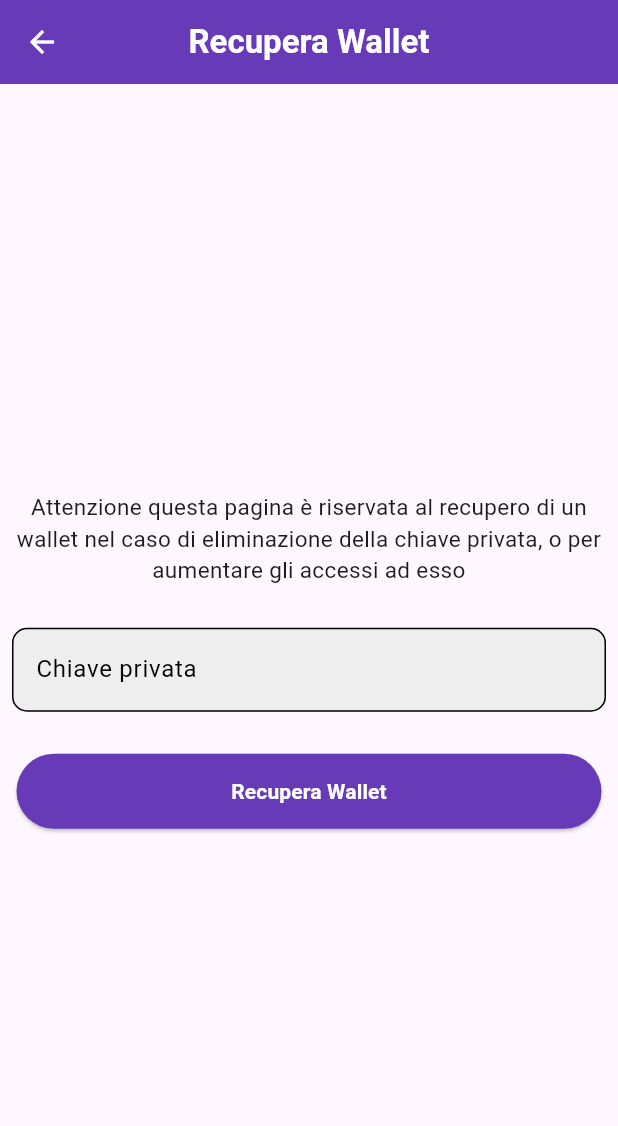
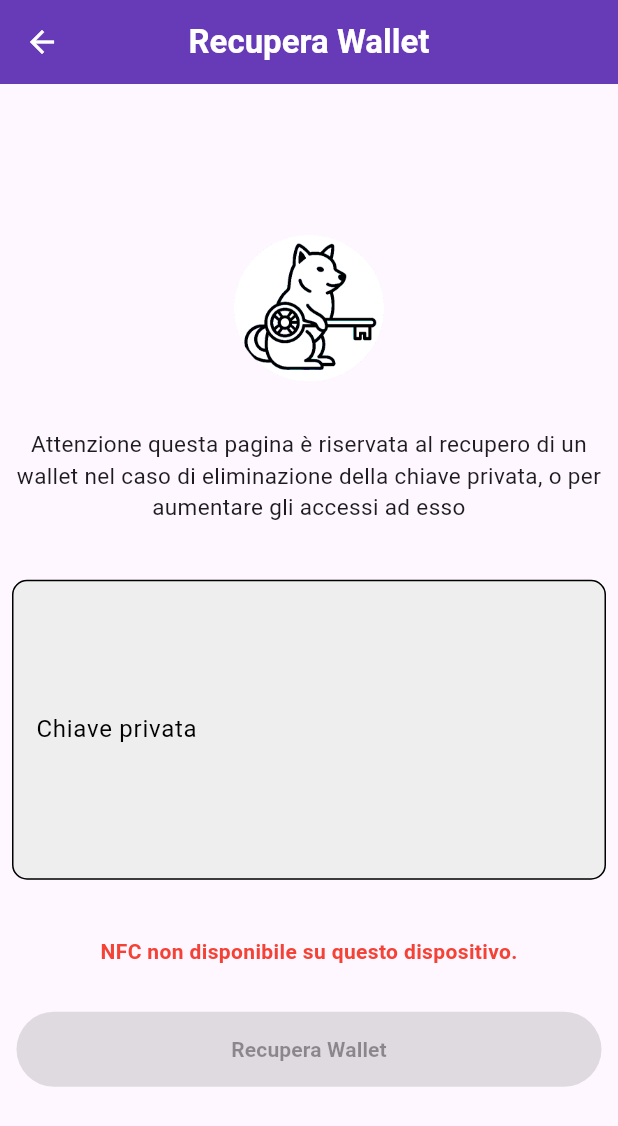
Before and after one commit to SerpenTaki/key_wallet_app, a Flutter app: the WalletPage screen opened directly with empty values, after a tap on "Recupera Wallet", on a phone screen of 412 x 824 dp. Shown: the top 1126 px of the screen. Run offline on Flutter 3.47's test engine with Material 3 defaults, Android fonts, the phone set to English and light mode, and no system bars; our stand-ins replace cloud_firestore, firebase_auth, firebase_core, flutter_colorpicker, flutter_secure_storage; missing offline and left inert: flutter_nfc_kit, pointycastle; accounts and stored records are empty.

Commit message:
Aggiunto recupero wallet

```diff
--- a/lib/screens/ErrorScreens/key_not_found.dart
+++ b/lib/screens/ErrorScreens/key_not_found.dart
@@ -1,7 +1,10 @@
 import 'package:flutter/material.dart';
+import 'package:key_wallet_app/models/wallet.dart';
 
 class KeyNotFound extends StatelessWidget {
-  const KeyNotFound({super.key});
+  const KeyNotFound({super.key, required this.wallet});
+
+  final Wallet wallet;
 
   @override
   Widget build(BuildContext context) {
@@ -21,7 +24,7 @@ class KeyNotFound extends StatelessWidget {
             ),
             ElevatedButton(
                   onPressed: (){
-                      Navigator.pushNamed(context, "/WalletRecoverPage");
+                      Navigator.pushNamed(context, "/WalletRecoverPage", arguments: wallet);
                   },
                   style: ElevatedButton.styleFrom(
                     minimumSize: const Size(390, 50),
--- a/lib/screens/keys_page.dart
+++ b/lib/screens/keys_page.dart
@@ -141,12 +141,12 @@ class _KeysPageState extends State<KeysPage>
                 const SizedBox(height: 16),
                 if (showPublicKey)
                   SelectableText(
-                    convertPublicKeyToBase64String(widget.wallet.publicKey),
+                    widget.wallet.publicKey
                   ),
                 const SizedBox(height: 8),
                 if (showPrivateKey)
                   SelectableText(
-                    convertPrivateKeyToBase64String(widget.privateKeyValue),
+                    widget.privateKeyValue,
                   ),
               ],
             ),
--- a/lib/screens/new_wallet_creation.dart
+++ b/lib/screens/new_wallet_creation.dart
@@ -38,7 +38,7 @@ class _NewWalletCreationState extends State<NewWalletCreation> {
     });
   }
 
-  Future<void> _scanNfcTag() async {
+  Future<void> _scanNfcTag() async { //da mettere da un altra parte
     if (_isScanning) return;
     setState(() {
       _isScanning = true;
--- a/lib/screens/wallet_page.dart
+++ b/lib/screens/wallet_page.dart
@@ -81,7 +81,7 @@ class _WalletPageState extends State<WalletPage> {
     String? privateKeyValue,
   ) {
     if (privateKeyValue == null || privateKeyValue.isEmpty) {
-      return KeyNotFound();
+      return KeyNotFound(wallet: widget.wallet,);
     } else {
       return DefaultTabController(
         length: 3,
--- a/lib/screens/wallet_recover_page.dart
+++ b/lib/screens/wallet_recover_page.dart
@@ -1,54 +1,219 @@
 import 'package:flutter/material.dart';
+import 'package:key_wallet_app/models/wallet.dart';
+import 'package:key_wallet_app/services/recover_service.dart';
+import 'package:key_wallet_app/services/nfc_services.dart';
+import "package:key_wallet_app/services/secure_storage.dart";
 
-class WalletRecoverPage extends StatelessWidget {
-  const WalletRecoverPage({super.key});
+class WalletRecoverPage extends StatefulWidget {
+  const WalletRecoverPage({super.key, required this.wallet});
+
+  final Wallet wallet;
+
+  @override
+  State<WalletRecoverPage> createState() => _WalletRecoverPageState();
+}
+
+class _WalletRecoverPageState extends State<WalletRecoverPage> {
+  final TextEditingController _privateKeyController = TextEditingController();
+  String hBytes = "";
+  String standard = "";
+  bool _isNfcAvailable = false;
+  bool _isScanning = false;
+  final SecureStorage secureStorage = SecureStorage();
+  bool _isRecoverButtonEnabled = false;
+
+  @override
+  void initState() {
+    super.initState();
+    _privateKeyController.addListener(_validateInputs);
+    NfcServices().checkAvailability().then((isAvailable) {
+      if (mounted) {
+        setState(() {
+          _isNfcAvailable = isAvailable;
+        });
+      }
+    });
+  }
+
+  @override
+  void dispose() {
+    _privateKeyController.removeListener(_validateInputs);
+    _privateKeyController.dispose();
+    super.dispose();
+  }
+
+  Future<void> _validateInputs() async {
+    if (_privateKeyController.text.isEmpty || hBytes.isEmpty) {
+      if (mounted && _isRecoverButtonEnabled) {
+        setState(() {
+          _isRecoverButtonEnabled = false;
+        });
+      }
+      return;
+    }
+
+    final bool isKeyValid = await checkIfRight(
+      widget.wallet.publicKey,
+      _privateKeyController.text,
+    );
+    final bool isNfcMatch =
+        hBytes == widget.wallet.hBytes && standard == widget.wallet.standard;
+
+    final bool shouldBeEnabled = isKeyValid && isNfcMatch;
+
+    if (mounted && _isRecoverButtonEnabled != shouldBeEnabled) {
+      setState(() {
+        _isRecoverButtonEnabled = shouldBeEnabled;
+      });
+    }
+  }
+
+  Future<void> _scanNfcTag() async {
+    //Da mettere da un altra parte
+    if (_isScanning) return;
+    setState(() {
+      _isScanning = true;
+    });
+
+    try {
+      dynamic tagData = await NfcServices().fetchNfcData();
+      if (tagData != null && mounted) {
+        setState(() {
+          hBytes = tagData.historicalBytes?.toString() ?? 'N/D';
+          standard = tagData.standard?.toString() ?? 'N/D';
+          if (hBytes.isNotEmpty &&
+              hBytes != 'N/D' &&
+              standard.isNotEmpty &&
+              standard != 'N/D') {
+            ScaffoldMessenger.of(context).showSnackBar(
+              const SnackBar(
+                content: Text("Documento scansionato con successo!"),
+                backgroundColor: Colors.green,
+              ),
+            );
+          } else {
+            ScaffoldMessenger.of(context).showSnackBar(
+              const SnackBar(
+                content: Text("Documento non valido per l'operazione"),
+                backgroundColor: Colors.red,
+              ),
+            );
+          }
+        });
+        await _validateInputs();
+      }
+    } catch (e) {
+      if (mounted) {
+        ScaffoldMessenger.of(context).showSnackBar(
+          SnackBar(
+            content: Text("Errore durante la scansione: $e"),
+            backgroundColor: Colors.red,
+          ),
+        );
+      }
+    } finally {
+      if (mounted) {
+        setState(() {
+          _isScanning = false;
+        });
+      }
+    }
+  }
 
   @override
   Widget build(BuildContext context) {
     return Scaffold(
       appBar: AppBar(
-        title: const Text('Recupera Wallet', style: TextStyle(fontWeight: FontWeight.bold),),
+        title: const Text(
+          'Recupera Wallet',
+          style: TextStyle(fontWeight: FontWeight.bold),
+        ),
         centerTitle: true,
         backgroundColor: Theme.of(context).colorScheme.secondary,
         foregroundColor: Theme.of(context).colorScheme.inversePrimary,
       ),
       body: Center(
+        child: SingleChildScrollView(
           child: Column(
-          mainAxisAlignment: MainAxisAlignment.center,
-          spacing: 20,
+            mainAxisAlignment: MainAxisAlignment.spaceEvenly,
+            crossAxisAlignment: CrossAxisAlignment.center,
+            mainAxisSize: MainAxisSize.max,
+            spacing: 30,
             children: <Widget>[
+              Image.asset("images/logo.png", width: 100, height: 100),
               const Text(
                 "Attenzione questa pagina è riservata al recupero di un wallet nel caso di eliminazione della chiave privata, o per aumentare gli accessi ad esso",
-              style: TextStyle(
-                fontSize: 15
-              ),
+                style: TextStyle(fontSize: 15),
                 textAlign: TextAlign.center,
               ),
               Padding(
                 padding: const EdgeInsets.all(8.0),
                 child: TextField(
+                  controller: _privateKeyController,
+                  maxLines: 7,
                   decoration: InputDecoration(
                     label: const Text('Chiave privata'),
                     fillColor: Colors.grey[200],
                     filled: true,
                     border: OutlineInputBorder(
                       borderRadius: BorderRadius.circular(10),
-                    borderSide: BorderSide(color: Theme.of(context).colorScheme.primary,),
+                      borderSide: BorderSide(
+                        color: Theme.of(context).colorScheme.primary,
+                      ),
                     ),
                     hintText: 'Inserisci la chiave privata',
                   ),
                 ),
               ),
+              if (_isNfcAvailable)
+                ElevatedButton.icon(
+                  onPressed: _isScanning ? null : _scanNfcTag,
+                  icon: _isScanning
+                      ? const SizedBox(
+                          width: 20,
+                          height: 20,
+                          child: CircularProgressIndicator(
+                            strokeWidth: 3,
+                            color: Colors.white,
+                          ),
+                        )
+                      : const Icon(Icons.nfc_outlined),
+                  label: Text(
+                    _isScanning ? "Scansione in corso..." : "Scansiona wallet",
+                  ),
+                )
+              else
+                const Center(
+                  child: Text(
+                    "NFC non disponibile su questo dispositivo.",
+                    style: TextStyle(
+                      color: Colors.red,
+                      fontWeight: FontWeight.bold,
+                    ),
+                  ),
+                ),
               ElevatedButton(
-                onPressed: (){},
+                onPressed: _isRecoverButtonEnabled
+                    ? () async {
+                        await secureStorage.writeSecureData(
+                          widget.wallet.localKeyIdentifier,
+                          _privateKeyController.text,
+                        );
+                        if (mounted) Navigator.pop(context);
+                      }
+                    : null,
                 style: ElevatedButton.styleFrom(
                   minimumSize: const Size(390, 50),
                   backgroundColor: Theme.of(context).colorScheme.secondary,
                   foregroundColor: Theme.of(context).colorScheme.inversePrimary,
                 ),
-                child: const Text("Recupera Wallet", style: TextStyle(fontWeight: FontWeight.bold),)
+                child: const Text(
+                  "Recupera Wallet",
+                  style: TextStyle(fontWeight: FontWeight.bold),
                 ),
-          ]
+              ),
+            ],
+          ),
         ),
       ),
     );
--- a/lib/services/cryptography_gen.dart
+++ b/lib/services/cryptography_gen.dart
@@ -109,3 +109,7 @@ String convertPublicKeyToBase64String(String publicKey){
 String convertPrivateKeyToBase64String(String privateKey){
   return base64Encode(utf8.encode(privateKey));
 }
+
+String convertBase64StringToKey(String base64String){
+  return utf8.decode(base64Decode(base64String));
+}
--- a/lib/services/route_generator.dart
+++ b/lib/services/route_generator.dart
@@ -47,7 +47,10 @@ class RouteGenerator {
         }
         return _errorRoute();
       case '/WalletRecoverPage':
-        return MaterialPageRoute(builder: (context) => WalletRecoverPage());
+        if (args is Wallet) {
+          return MaterialPageRoute(builder: (context) => WalletRecoverPage(wallet: args));
+        }
+        return _errorRoute();
       default:
         return _errorRoute();
     }
```
Also changed, not shown: lib/services/recover_service.dart (added, +16 -0 lines). Lines whose indentation alone changed are shown as unchanged.
